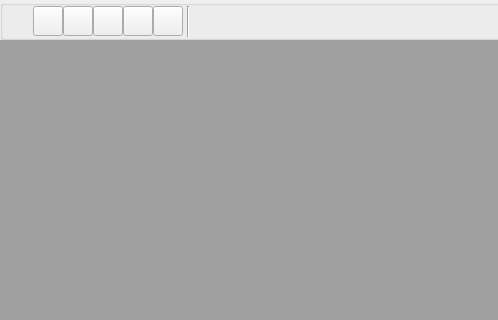
Before: the Qt Designer form laser_beam_measurements/widgets/main/main_window.ui in konstprus/laser_beam_measurements, drawn with Qt 5; both pictures show x 0 to 498 and y 0 to 320 of the 862 by 659 pixel window.
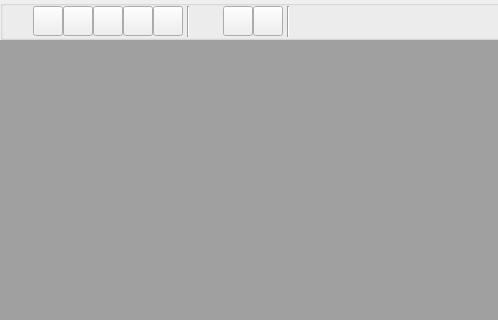
After: the same form once the commit is applied.

Commit message: add widgets for beam processing to MainWindow

```diff
--- a/laser_beam_measurements/widgets/main/main_window.ui
+++ b/laser_beam_measurements/widgets/main/main_window.ui
@@ -292,6 +292,124 @@
          </property>
         </widget>
        </item>
+       <item>
+        <widget class="QLabel" name="image_processing_section_label">
+         <property name="sizePolicy">
+          <sizepolicy hsizetype="Fixed" vsizetype="Fixed">
+           <horstretch>0</horstretch>
+           <verstretch>0</verstretch>
+          </sizepolicy>
+         </property>
+         <property name="minimumSize">
+          <size>
+           <width>30</width>
+           <height>30</height>
+          </size>
+         </property>
+         <property name="maximumSize">
+          <size>
+           <width>30</width>
+           <height>30</height>
+          </size>
+         </property>
+         <property name="toolTip">
+          <string>Camera Control Section</string>
+         </property>
+         <property name="whatsThis">
+          <string/>
+         </property>
+         <property name="text">
+          <string/>
+         </property>
+        </widget>
+       </item>
+       <item>
+        <widget class="QPushButton" name="show_beam_finder">
+         <property name="sizePolicy">
+          <sizepolicy hsizetype="Fixed" vsizetype="Fixed">
+           <horstretch>0</horstretch>
+           <verstretch>0</verstretch>
+          </sizepolicy>
+         </property>
+         <property name="maximumSize">
+          <size>
+           <width>30</width>
+           <height>30</height>
+          </size>
+         </property>
+         <property name="toolTip">
+          <string>Beam Finder</string>
+         </property>
+         <property name="text">
+          <string/>
+         </property>
+         <property name="iconSize">
+          <size>
+           <width>25</width>
+           <height>25</height>
+          </size>
+         </property>
+         <property name="checkable">
+          <bool>true</bool>
+         </property>
+         <property name="checked">
+          <bool>false</bool>
+         </property>
+        </widget>
+       </item>
+       <item>
+        <widget class="QPushButton" name="show_beam_profiler">
+         <property name="sizePolicy">
+          <sizepolicy hsizetype="Fixed" vsizetype="Fixed">
+           <horstretch>0</horstretch>
+           <verstretch>0</verstretch>
+          </sizepolicy>
+         </property>
+         <property name="maximumSize">
+          <size>
+           <width>30</width>
+           <height>30</height>
+          </size>
+         </property>
+         <property name="toolTip">
+          <string>Beam Profiler</string>
+         </property>
+         <property name="text">
+          <string/>
+         </property>
+         <property name="iconSize">
+          <size>
+           <width>25</width>
+           <height>25</height>
+          </size>
+         </property>
+         <property name="checkable">
+          <bool>true</bool>
+         </property>
+         <property name="checked">
+          <bool>false</bool>
+         </property>
+        </widget>
+       </item>
+       <item>
+        <widget class="Line" name="line_2">
+         <property name="sizePolicy">
+          <sizepolicy hsizetype="Fixed" vsizetype="Minimum">
+           <horstretch>0</horstretch>
+           <verstretch>0</verstretch>
+          </sizepolicy>
+         </property>
+         <property name="minimumSize">
+          <size>
+           <width>10</width>
+           <height>0</height>
+          </size>
+         </property>
+         <property name="orientation">
+          <enum>Qt::Orientation::Vertical</enum>
+         </property>
+        </widget>
+       </item>
        <item>
         <spacer name="horizontalSpacer">
          <property name="orientation">
```
The commit also changes 2 other files.
